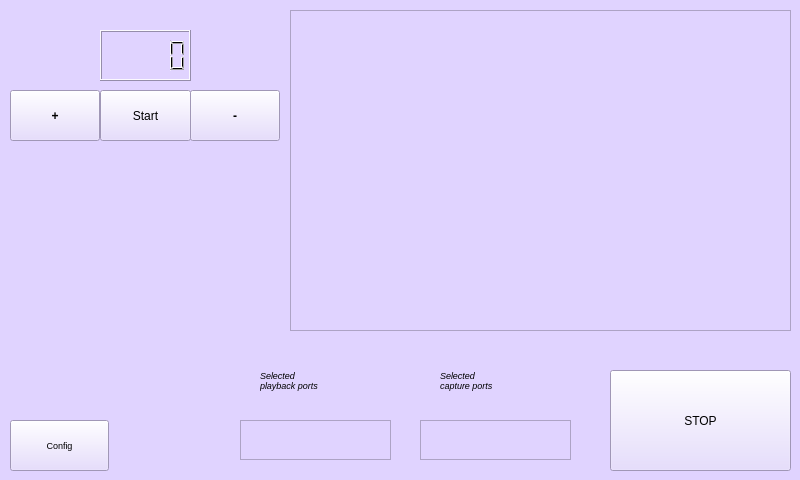
Qt form mainwindow.ui (fredericabry/raspiloop) before a commit.
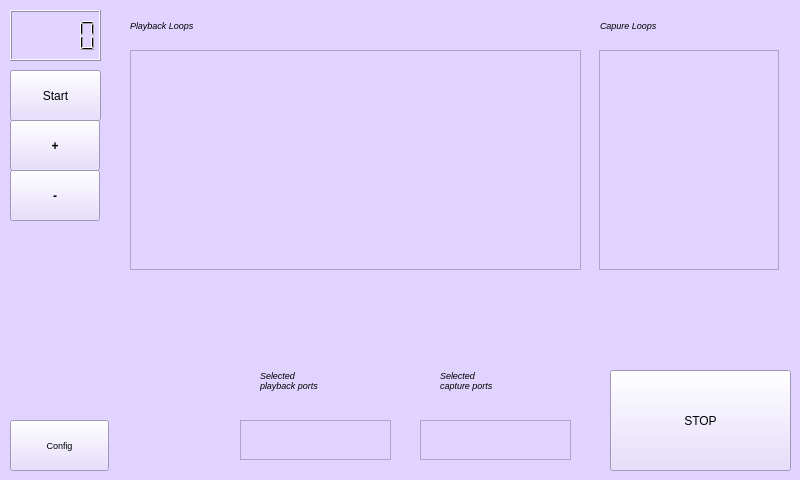
The same form after that commit.

The edit to the form file:
```diff
--- a/mainwindow.ui
+++ b/mainwindow.ui
@@ -32,10 +32,10 @@
    <widget class="QTextBrowser" name="loopList">
     <property name="geometry">
      <rect>
-      <x>290</x>
-      <y>10</y>
-      <width>501</width>
-      <height>321</height>
+      <x>130</x>
+      <y>50</y>
+      <width>451</width>
+      <height>220</height>
      </rect>
     </property>
     <property name="font">
@@ -60,8 +60,8 @@
    <widget class="QLCDNumber" name="lcdClick">
     <property name="geometry">
      <rect>
-      <x>100</x>
-      <y>30</y>
+      <x>10</x>
+      <y>10</y>
       <width>91</width>
       <height>51</height>
      </rect>
@@ -71,7 +71,7 @@
     <property name="geometry">
      <rect>
       <x>10</x>
-      <y>90</y>
+      <y>120</y>
       <width>90</width>
       <height>51</height>
      </rect>
@@ -89,8 +89,8 @@
    <widget class="QPushButton" name="bClickDown">
     <property name="geometry">
      <rect>
-      <x>190</x>
-      <y>90</y>
+      <x>10</x>
+      <y>170</y>
       <width>90</width>
       <height>51</height>
      </rect>
@@ -108,8 +108,8 @@
    <widget class="QPushButton" name="bClick">
     <property name="geometry">
      <rect>
-      <x>100</x>
-      <y>90</y>
+      <x>10</x>
+      <y>70</y>
       <width>91</width>
       <height>51</height>
      </rect>
@@ -217,6 +217,59 @@
 capture ports</string>
     </property>
    </widget>
+   <widget class="QTextBrowser" name="captureLoopList">
+    <property name="geometry">
+     <rect>
+      <x>599</x>
+      <y>50</y>
+      <width>180</width>
+      <height>220</height>
+     </rect>
+    </property>
+    <property name="font">
+     <font>
+      <pointsize>7</pointsize>
+     </font>
+    </property>
+   </widget>
+   <widget class="QLabel" name="label_4">
+    <property name="geometry">
+     <rect>
+      <x>130</x>
+      <y>10</y>
+      <width>141</width>
+      <height>31</height>
+     </rect>
+    </property>
+    <property name="font">
+     <font>
+      <pointsize>7</pointsize>
+      <italic>true</italic>
+     </font>
+    </property>
+    <property name="text">
+     <string>Playback Loops</string>
+    </property>
+   </widget>
+   <widget class="QLabel" name="label_5">
+    <property name="geometry">
+     <rect>
+      <x>600</x>
+      <y>10</y>
+      <width>141</width>
+      <height>31</height>
+     </rect>
+    </property>
+    <property name="font">
+     <font>
+      <pointsize>7</pointsize>
+      <italic>true</italic>
+     </font>
+    </property>
+    <property name="text">
+     <string>Capure Loops</string>
+    </property>
+   </widget>
   </widget>
  </widget>
  <layoutdefault spacing="6" margin="11"/>
```
Left out of the diff: 2 changed lines with no effect on the pictures.
